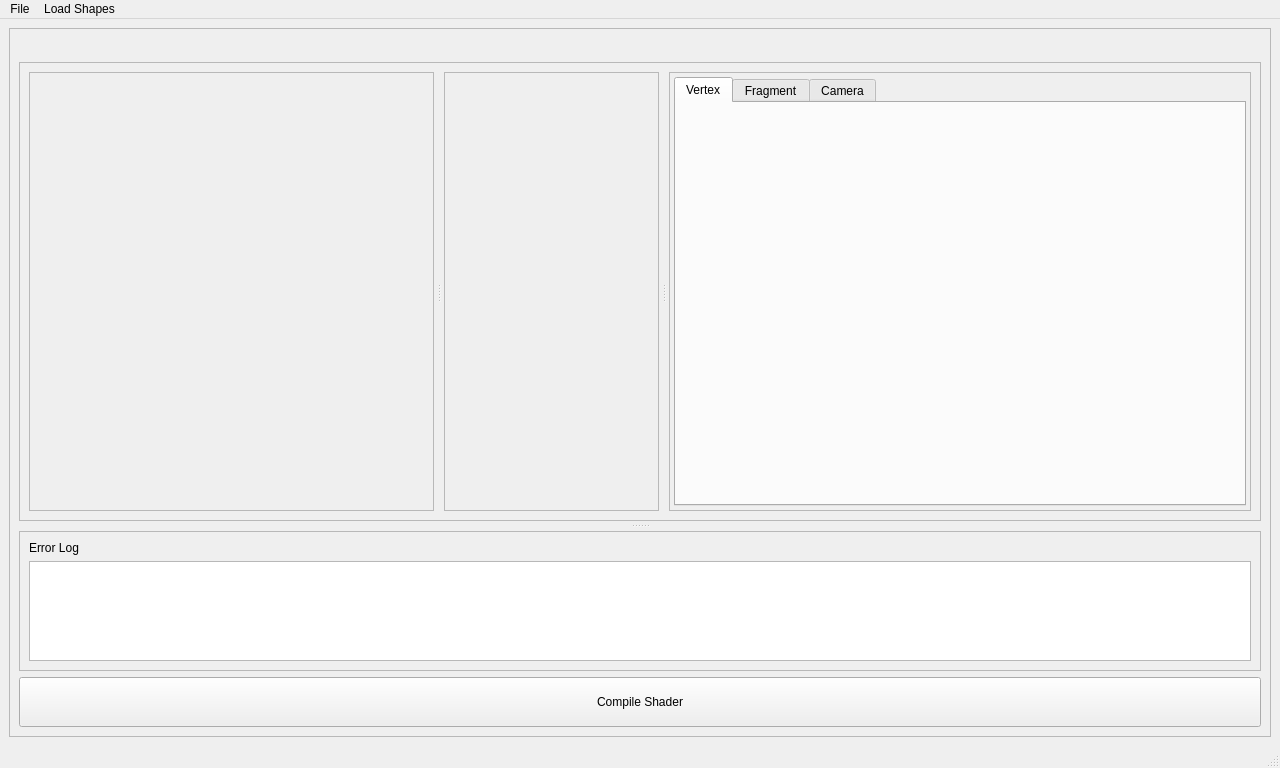
Old version of the form ui/MainWindow.ui in the repository NCCA/ShaderEnvironmentBuilder.
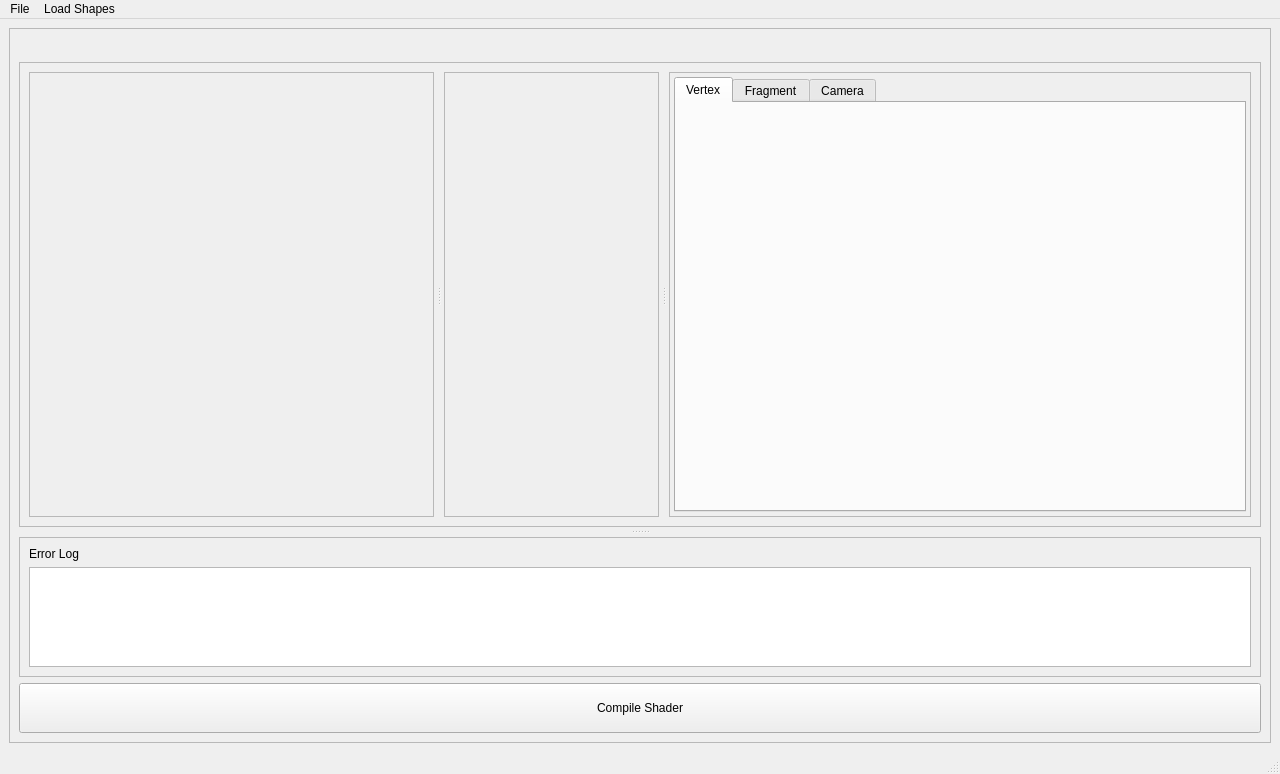
New version of the form. The open tabs and pages were chosen to show the change.

Commit message: Changed default tab to be Vertex

What changed in the file:
```diff
--- a/ui/MainWindow.ui
+++ b/ui/MainWindow.ui
@@ -7,7 +7,7 @@
     <x>0</x>
     <y>0</y>
     <width>1280</width>
-    <height>768</height>
+    <height>774</height>
    </rect>
   </property>
   <property name="sizePolicy">
@@ -144,7 +144,7 @@
                  <x>0</x>
                  <y>0</y>
                  <width>213</width>
-                 <height>409</height>
+                 <height>414</height>
                 </rect>
                </property>
                <property name="sizePolicy">
```
Left out of the diff: 4 changed lines with no effect on the pictures. The commit also changes 2 other files.
